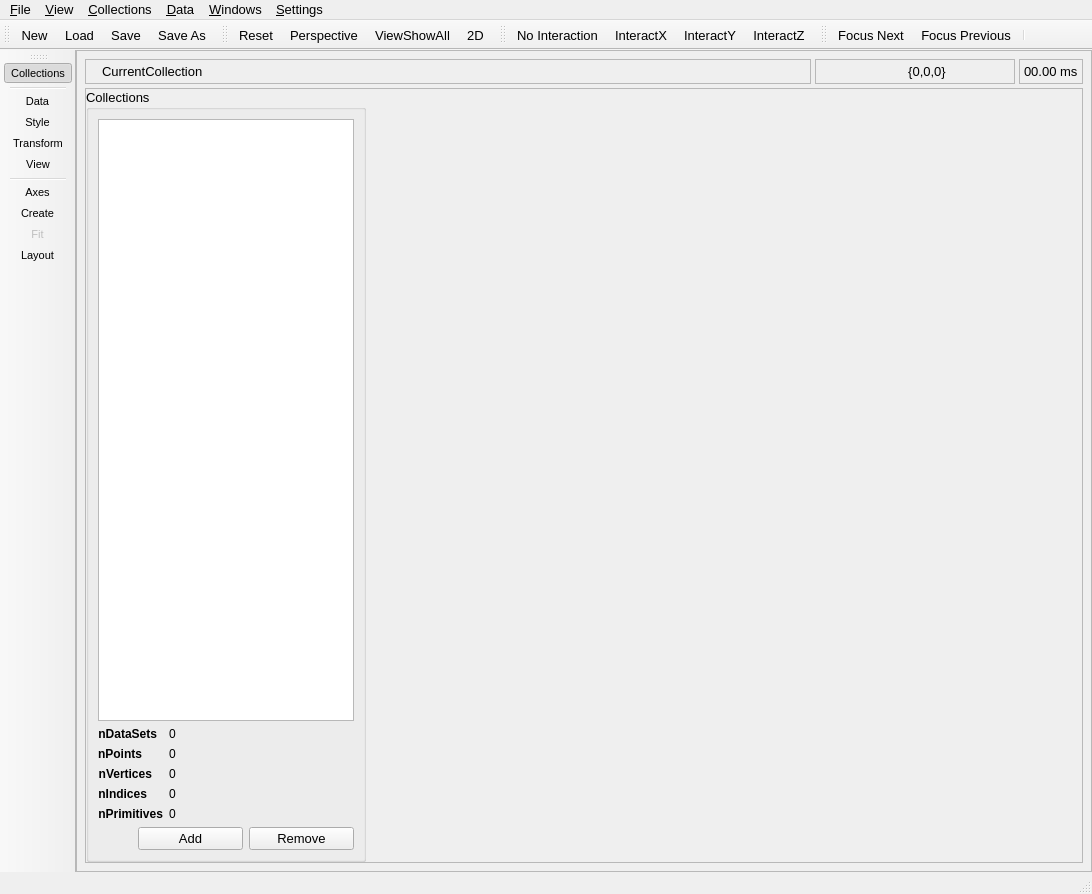
The window that src/gui/uchroma.ui (trisyoungs/uchroma) describes before a commit, drawn with Qt 5.
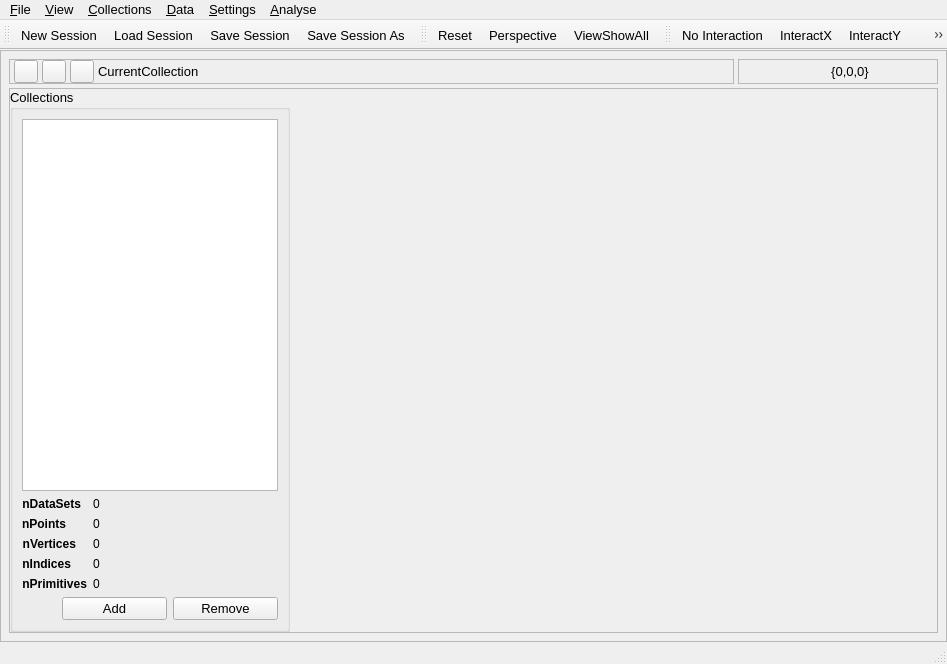
The same window after the commit. Icons and pictures are not drawn. Custom widgets are drawn as their Qt base class.

Commit message: Reorganised main ui, removing side-bar and adding many more functions to menus. Renamed Collection::fitData_ and Collection::extractedData_ to fits_ and slices_ respectively. Added Collection::fitKernel_ member to store fit data (if relevant). Partial implementation of lod/save for FitKernel and renaming.

What changed in the file:
```diff
--- a/src/gui/uchroma.ui
+++ b/src/gui/uchroma.ui
@@ -6,8 +6,8 @@
    <rect>
     <x>0</x>
     <y>0</y>
-    <width>1092</width>
-    <height>894</height>
+    <width>947</width>
+    <height>664</height>
    </rect>
   </property>
   <property name="font">
@@ -68,28 +68,102 @@
                <property name="spacing">
                 <number>4</number>
                </property>
-               <property name="margin">
+               <property name="leftMargin">
                 <number>4</number>
                </property>
+               <property name="topMargin">
+                <number>0</number>
+               </property>
+               <property name="rightMargin">
+                <number>4</number>
+               </property>
+               <property name="bottomMargin">
+                <number>0</number>
+               </property>
                <item>
-                <widget class="QLabel" name="label_2">
-                 <property name="enabled">
-                  <bool>false</bool>
+                <widget class="QPushButton" name="CollectionListButton">
+                 <property name="sizePolicy">
+                  <sizepolicy hsizetype="Fixed" vsizetype="Fixed">
+                   <horstretch>0</horstretch>
+                   <verstretch>0</verstretch>
+                  </sizepolicy>
                  </property>
                  <property name="maximumSize">
                   <size>
+                   <width>24</width>
+                   <height>24</height>
+                  </size>
+                 </property>
+                 <property name="text">
+                  <string/>
+                 </property>
+                 <property name="icon">
+                  <iconset resource="icons.qrc">
+                   <normaloff>:/uchroma/icons/collection_collection.svg</normaloff>:/uchroma/icons/collection_collection.svg</iconset>
+                 </property>
+                 <property name="iconSize">
+                  <size>
                    <width>20</width>
                    <height>20</height>
                   </size>
                  </property>
+                </widget>
+               </item>
+               <item>
+                <widget class="QPushButton" name="CollectionFocusNextButton">
+                 <property name="sizePolicy">
+                  <sizepolicy hsizetype="Fixed" vsizetype="Fixed">
+                   <horstretch>0</horstretch>
+                   <verstretch>0</verstretch>
+                  </sizepolicy>
+                 </property>
+                 <property name="maximumSize">
+                  <size>
+                   <width>24</width>
+                   <height>24</height>
+                  </size>
+                 </property>
                  <property name="text">
                   <string/>
                  </property>
-                 <property name="pixmap">
-                  <pixmap resource="icons.qrc">:/uchroma/icons/windows_collections.svg</pixmap>
+                 <property name="icon">
+                  <iconset resource="icons.qrc">
+                   <normaloff>:/uchroma/icons/collections_next.svg</normaloff>:/uchroma/icons/collections_next.svg</iconset>
                  </property>
-                 <property name="scaledContents">
-                  <bool>true</bool>
+                 <property name="iconSize">
+                  <size>
+                   <width>20</width>
+                   <height>20</height>
+                  </size>
+                 </property>
+                </widget>
+               </item>
+               <item>
+                <widget class="QPushButton" name="CollectionFocusPreviousButton">
+                 <property name="sizePolicy">
+                  <sizepolicy hsizetype="Fixed" vsizetype="Fixed">
+                   <horstretch>0</horstretch>
+                   <verstretch>0</verstretch>
+                  </sizepolicy>
+                 </property>
+                 <property name="maximumSize">
+                  <size>
+                   <width>24</width>
+                   <height>24</height>
+                  </size>
+                 </property>
+                 <property name="text">
+                  <string/>
+                 </property>
+                 <property name="icon">
+                  <iconset resource="icons.qrc">
+                   <normaloff>:/uchroma/icons/collections_prev.svg</normaloff>:/uchroma/icons/collections_prev.svg</iconset>
+                 </property>
+                 <property name="iconSize">
+                  <size>
+                   <width>20</width>
+                   <height>20</height>
+                  </size>
                  </property>
                 </widget>
                </item>
@@ -165,37 +239,6 @@
               </layout>
              </widget>
             </item>
-            <item>
-             <widget class="QFrame" name="InfoRenderingTimeFrame">
-              <property name="frameShape">
-               <enum>QFrame::StyledPanel</enum>
-              </property>
-              <property name="frameShadow">
-               <enum>QFrame::Sunken</enum>
-              </property>
-              <layout class="QHBoxLayout" name="horizontalLayout_7">
-               <property name="spacing">
-                <number>4</number>
-               </property>
-               <property name="margin">
-                <number>4</number>
-               </property>
-               <item>
-                <widget class="QLabel" name="InfoRenderingTimeLabel">
-                 <property name="sizePolicy">
-                  <sizepolicy hsizetype="Minimum" vsizetype="Preferred">
-                   <horstretch>0</horstretch>
-                   <verstretch>0</verstretch>
-                  </sizepolicy>
-                 </property>
-                 <property name="text">
-                  <string>00.00 ms</string>
-                 </property>
-                </widget>
-               </item>
-              </layout>
-             </widget>
-            </item>
            </layout>
           </item>
           <item>
@@ -604,20 +647,21 @@
     <rect>
      <x>0</x>
      <y>0</y>
-     <width>1092</width>
-     <height>23</height>
+     <width>947</width>
+     <height>29</height>
     </rect>
    </property>
    <widget class="QMenu" name="menuFile">
     <property name="title">
      <string>&amp;File</string>
     </property>
-    <addaction name="actionFileNew"/>
-    <addaction name="actionFileLoad"/>
-    <addaction name="actionFileSave"/>
-    <addaction name="actionFileSaveAs"/>
+    <addaction name="actionFileNewSession"/>
+    <addaction name="actionFileLoadSession"/>
     <addaction name="separator"/>
+    <addaction name="actionFileSaveSession"/>
+    <addaction name="actionFileSaveSessionAs"/>
     <addaction name="separator"/>
+    <addaction name="actionFilePrint"/>
     <addaction name="actionFileExportImage"/>
     <addaction name="separator"/>
     <addaction name="actionFileQuit"/>
@@ -626,9 +670,16 @@
     <property name="title">
      <string>&amp;View</string>
     </property>
-    <addaction name="actionViewPerspective"/>
-    <addaction name="separator"/>
     <addaction name="actionViewReset"/>
+    <addaction name="actionViewShowAll"/>
+    <addaction name="separator"/>
+    <addaction name="actionDummyCurrentPane"/>
+    <addaction name="actionViewPerspective"/>
+    <addaction name="actionView2D"/>
+    <addaction name="actionViewAutostretch3D"/>
+    <addaction name="separator"/>
+    <addaction name="actionViewAxes"/>
+    <addaction name="actionViewLayout"/>
    </widget>
    <widget class="QMenu" name="menuSettings">
     <property name="title">
@@ -636,44 +687,43 @@
     </property>
     <addaction name="actionSettingsChooseFont"/>
    </widget>
-   <widget class="QMenu" name="menuWindows">
-    <property name="title">
-     <string>&amp;Windows</string>
-    </property>
-    <addaction name="actionWindowsCollections"/>
-    <addaction name="separator"/>
-    <addaction name="actionWindowsData"/>
-    <addaction name="actionWindowsStyle"/>
-    <addaction name="actionWindowsTransform"/>
-    <addaction name="actionWindowsView"/>
-    <addaction name="separator"/>
-    <addaction name="actionWindowsAxes"/>
-    <addaction name="actionWindowsFit"/>
-   </widget>
    <widget class="QMenu" name="menuCollections">
     <property name="title">
      <string>&amp;Collections</string>
     </property>
-    <addaction name="actionCollectionsNew"/>
+    <addaction name="actionCollectionFocusNext"/>
+    <addaction name="actionCollectionFocusPrevious"/>
     <addaction name="separator"/>
-    <addaction name="actionCollectionsFocusNext"/>
-    <addaction name="actionCollectionsFocusPrevious"/>
+    <addaction name="actionCollectionNew"/>
+    <addaction name="actionCollectionCreate"/>
+    <addaction name="separator"/>
+    <addaction name="actionCollectionStyle"/>
+    <addaction name="actionCollectionTransform"/>
+    <addaction name="separator"/>
+    <addaction name="actionCollectionDelete"/>
    </widget>
    <widget class="QMenu" name="menuData">
     <property name="title">
      <string>&amp;Data</string>
     </property>
     <addaction name="actionDataLoadXY"/>
-    <addaction name="separator"/>
     <addaction name="actionDataImport"/>
     <addaction name="actionDataReload"/>
+    <addaction name="separator"/>
+    <addaction name="actionDataView"/>
+   </widget>
+   <widget class="QMenu" name="menuAnalyse">
+    <property name="title">
+     <string>&amp;Analyse</string>
+    </property>
+    <addaction name="actionAnalyseFit"/>
    </widget>
    <addaction name="menuFile"/>
    <addaction name="menuView"/>
    <addaction name="menuCollections"/>
    <addaction name="menuData"/>
-   <addaction name="menuWindows"/>
    <addaction name="menuSettings"/>
+   <addaction name="menuAnalyse"/>
   </widget>
   <widget class="QStatusBar" name="StatusBar"/>
   <widget class="QToolBar" name="FileToolBar">
@@ -692,46 +742,10 @@
    <attribute name="toolBarBreak">
     <bool>false</bool>
    </attribute>
-   <addaction name="actionFileNew"/>
-   <addaction name="actionFileLoad"/>
-   <addaction name="actionFileSave"/>
-   <addaction name="actionFileSaveAs"/>
-  </widget>
-  <widget class="QToolBar" name="WindowsToolBar">
-   <property name="font">
-    <font>
-     <pointsize>8</pointsize>
-    </font>
-   </property>
-   <property name="windowTitle">
-    <string>toolBar</string>
-   </property>
-   <property name="iconSize">
-    <size>
-     <width>20</width>
-     <height>20</height>
-    </size>
-   </property>
-   <property name="toolButtonStyle">
-    <enum>Qt::ToolButtonTextBesideIcon</enum>
-   </property>
-   <attribute name="toolBarArea">
-    <enum>LeftToolBarArea</enum>
-   </attribute>
-   <attribute name="toolBarBreak">
-    <bool>false</bool>
-   </attribute>
-   <addaction name="actionWindowsCollections"/>
-   <addaction name="separator"/>
-   <addaction name="actionWindowsData"/>
-   <addaction name="actionWindowsStyle"/>
-   <addaction name="actionWindowsTransform"/>
-   <addaction name="actionWindowsView"/>
-   <addaction name="separator"/>
-   <addaction name="actionWindowsAxes"/>
-   <addaction name="actionWindowsCreate"/>
-   <addaction name="actionWindowsFit"/>
-   <addaction name="actionWindowsLayout"/>
+   <addaction name="actionFileNewSession"/>
+   <addaction name="actionFileLoadSession"/>
+   <addaction name="actionFileSaveSession"/>
+   <addaction name="actionFileSaveSessionAs"/>
   </widget>
   <widget class="QToolBar" name="ViewToolBar">
    <property name="windowTitle">
@@ -752,7 +766,6 @@
    <addaction name="actionViewReset"/>
    <addaction name="actionViewPerspective"/>
    <addaction name="actionViewShowAll"/>
-   <addaction name="actionView2D"/>
   </widget>
   <widget class="QToolBar" name="InteractToolBar">
    <property name="windowTitle">
@@ -768,33 +781,20 @@
    <addaction name="actionInteractX"/>
    <addaction name="actionInteractY"/>
    <addaction name="actionInteractZ"/>
-  </widget>
-  <widget class="QToolBar" name="CollectionToolBar">
-   <property name="windowTitle">
-    <string>toolBar</string>
-   </property>
-   <attribute name="toolBarArea">
-    <enum>TopToolBarArea</enum>
-   </attribute>
-   <attribute name="toolBarBreak">
-    <bool>false</bool>
-   </attribute>
-   <addaction name="actionCollectionsFocusNext"/>
-   <addaction name="actionCollectionsFocusPrevious"/>
-   <addaction name="separator"/>
+   <addaction name="actionWindowsView"/>
   </widget>
   <action name="actionFileQuit">
    <property name="text">
     <string>&amp;Quit</string>
    </property>
   </action>
-  <action name="actionFileLoad">
+  <action name="actionFileLoadSession">
    <property name="icon">
     <iconset resource="icons.qrc">
      <normaloff>:/uchroma/icons/file_open.svg</normaloff>:/uchroma/icons/file_open.svg</iconset>
    </property>
    <property name="text">
-    <string>&amp;Load</string>
+    <string>&amp;Load Session</string>
    </property>
    <property name="toolTip">
     <string>Load a session</string>
@@ -803,13 +803,13 @@
     <string>Ctrl+L</string>
    </property>
   </action>
-  <action name="actionFileSave">
+  <action name="actionFileSaveSession">
    <property name="icon">
     <iconset resource="icons.qrc">
      <normaloff>:/uchroma/icons/file_save.svg</normaloff>:/uchroma/icons/file_save.svg</iconset>
    </property>
    <property name="text">
-    <string>&amp;Save</string>
+    <string>&amp;Save Session</string>
    </property>
    <property name="toolTip">
     <string>Save the current session</string>
@@ -833,13 +833,13 @@
     <string>Ctrl+R</string>
    </property>
   </action>
-  <action name="actionFileSaveAs">
+  <action name="actionFileSaveSessionAs">
    <property name="icon">
     <iconset resource="icons.qrc">
      <normaloff>:/uchroma/icons/file_saveas.svg</normaloff>:/uchroma/icons/file_saveas.svg</iconset>
    </property>
    <property name="text">
-    <string>Save &amp;As</string>
+    <string>Save Session &amp;As</string>
    </property>
    <property name="toolTip">
     <string>Save current session under a new name</string>
@@ -857,7 +857,7 @@
      <normaloff>:/uchroma/icons/view_perspective.svg</normaloff>:/uchroma/icons/view_perspective.svg</iconset>
    </property>
    <property name="text">
-    <string>Perspective</string>
+    <string>&amp;Perspective</string>
    </property>
    <property name="toolTip">
     <string>Toggle perspective</string>
@@ -876,19 +876,19 @@
   </action>
   <action name="actionDataImport">
    <property name="text">
-    <string>&amp;Import Data</string>
+    <string>&amp;Import</string>
    </property>
    <property name="toolTip">
     <string>Import XY data</string>
    </property>
   </action>
-  <action name="actionFileNew">
+  <action name="actionFileNewSession">
    <property name="icon">
     <iconset resource="icons.qrc">
      <normaloff>:/uchroma/icons/file_new.svg</normaloff>:/uchroma/icons/file_new.svg</iconset>
    </property>
    <property name="text">
-    <string>&amp;New</string>
+    <string>&amp;New Session</string>
    </property>
    <property name="toolTip">
     <string>Start a new, empty session</string>
@@ -902,7 +902,7 @@
     <string>Choose Font</string>
    </property>
   </action>
-  <action name="actionWindowsFit">
+  <action name="actionAnalyseFit">
    <property name="checkable">
     <bool>true</bool>
    </property>
@@ -914,13 +914,13 @@
      <normaloff>:/uchroma/icons/windows_fit.svg</normaloff>:/uchroma/icons/windows_fit.svg</iconset>
    </property>
    <property name="text">
-    <string>Fit</string>
+    <string>&amp;Fit Equation</string>
    </property>
    <property name="shortcut">
     <string>Ctrl+F</string>
    </property>
   </action>
-  <action name="actionWindowsAxes">
+  <action name="actionViewAxes">
    <property name="checkable">
     <bool>true</bool>
    </property>
@@ -932,7 +932,7 @@
      <normaloff>:/uchroma/icons/windows_axes.svg</normaloff>:/uchroma/icons/windows_axes.svg</iconset>
    </property>
    <property name="text">
-    <string>&amp;Axes</string>
+    <string>Edit &amp;Axes</string>
    </property>
    <property name="toolTip">
     <string>Adjust axis limits and axis style</string>
@@ -944,7 +944,7 @@
     <enum>Qt::WindowShortcut</enum>
    </property>
   </action>
-  <action name="actionWindowsStyle">
+  <action name="actionCollectionStyle">
    <property name="checkable">
     <bool>true</bool>
    </property>
@@ -953,13 +953,13 @@
      <normaloff>:/uchroma/icons/windows_style.svg</normaloff>:/uchroma/icons/windows_style.svg</iconset>
    </property>
    <property name="text">
-    <string>&amp;Style</string>
+    <string>Change &amp;Style</string>
    </property>
    <property name="toolTip">
     <string>Set colour and visual style of current collection</string>
    </property>
   </action>
-  <action name="actionWindowsTransform">
+  <action name="actionCollectionTransform">
    <property name="checkable">
     <bool>true</bool>
    </property>
@@ -968,13 +968,13 @@
      <normaloff>:/uchroma/icons/windows_transform.svg</normaloff>:/uchroma/icons/windows_transform.svg</iconset>
    </property>
    <property name="text">
-    <string>&amp;Transform</string>
+    <string>Set Global &amp;Transform</string>
    </property>
    <property name="toolTip">
     <string>Set x, y, and z data transforms for current collection</string>
    </property>
   </action>
-  <action name="actionWindowsData">
+  <action name="actionDataView">
    <property name="checkable">
     <bool>true</bool>
    </property>
@@ -983,7 +983,7 @@
      <normaloff>:/uchroma/icons/windows_data.svg</normaloff>:/uchroma/icons/windows_data.svg</iconset>
    </property>
    <property name="text">
-    <string>&amp;Data</string>
+    <string>&amp;View DataSets</string>
    </property>
    <property name="toolTip">
     <string>Add/remove data slices in current collection</string>
@@ -1019,15 +1019,15 @@
     <string>Show list of all data collections</string>
    </property>
   </action>
-  <action name="actionCollectionsNew">
+  <action name="actionCollectionNew">
    <property name="text">
-    <string>New</string>
+    <string>&amp;New</string>
    </property>
    <property name="toolTip">
     <string>Create new, empty collection</string>
    </property>
   </action>
-  <action name="actionCollectionsFocusNext">
+  <action name="actionCollectionFocusNext">
    <property name="icon">
     <iconset resource="icons.qrc">
      <normaloff>:/uchroma/icons/collections_next.svg</normaloff>:/uchroma/icons/collections_next.svg</iconset>
@@ -1045,7 +1045,7 @@
     <enum>Qt::ApplicationShortcut</enum>
    </property>
   </action>
-  <action name="actionCollectionsFocusPrevious">
+  <action name="actionCollectionFocusPrevious">
    <property name="icon">
     <iconset resource="icons.qrc">
      <normaloff>:/uchroma/icons/collections_prev.svg</normaloff>:/uchroma/icons/collections_prev.svg</iconset>
@@ -1074,7 +1074,7 @@
      <normaloff>:/uchroma/icons/axes_showall.svg</normaloff>:/uchroma/icons/axes_showall.svg</iconset>
    </property>
    <property name="text">
-    <string>ViewShowAll</string>
+    <string>Show &amp;All</string>
    </property>
    <property name="iconText">
     <string>ViewShowAll</string>
@@ -1183,7 +1183,7 @@
     <string>Log</string>
    </property>
   </action>
-  <action name="actionWindowsCreate">
+  <action name="actionCollectionCreate">
    <property name="checkable">
     <bool>true</bool>
    </property>
@@ -1192,13 +1192,13 @@
      <normaloff>:/uchroma/icons/windows_create.svg</normaloff>:/uchroma/icons/windows_create.svg</iconset>
    </property>
    <property name="text">
-    <string>Create</string>
+    <string>&amp;Create From Equation</string>
    </property>
    <property name="toolTip">
     <string>Create new collections from scratch</string>
    </property>
   </action>
-  <action name="actionWindowsLayout">
+  <action name="actionViewLayout">
    <property name="checkable">
     <bool>true</bool>
    </property>
@@ -1207,7 +1207,7 @@
      <normaloff>:/uchroma/icons/windows_layout.svg</normaloff>:/uchroma/icons/windows_layout.svg</iconset>
    </property>
    <property name="text">
-    <string>Layout</string>
+    <string>Edit &amp;Layout</string>
    </property>
    <property name="toolTip">
     <string>Adjust / modify pane number and layout</string>
@@ -1218,7 +1218,42 @@
     <bool>true</bool>
    </property>
    <property name="text">
-    <string>2D</string>
+    <string>&amp;Two-Dimensional</string>
+   </property>
+  </action>
+  <action name="actionFilePrint">
+   <property name="enabled">
+    <bool>false</bool>
+   </property>
+   <property name="text">
+    <string>&amp;Print</string>
+   </property>
+  </action>
+  <action name="actionDummyCurrentPane">
+   <property name="enabled">
+    <bool>false</bool>
+   </property>
+   <property name="text">
+    <string>Current Pane</string>
+   </property>
+   <property name="font">
+    <font>
+     <weight>75</weight>
+     <bold>true</bold>
+    </font>
+   </property>
+  </action>
+  <action name="actionViewAutostretch3D">
+   <property name="checkable">
+    <bool>true</bool>
+   </property>
+   <property name="text">
+    <string>Autostretch &amp;3D</string>
+   </property>
+  </action>
+  <action name="actionCollectionDelete">
+   <property name="text">
+    <string>&amp;Delete</string>
    </property>
   </action>
  </widget>
```
Left out of the diff: 1 changed line with no effect on the pictures. The commit also changes 19 other files.
